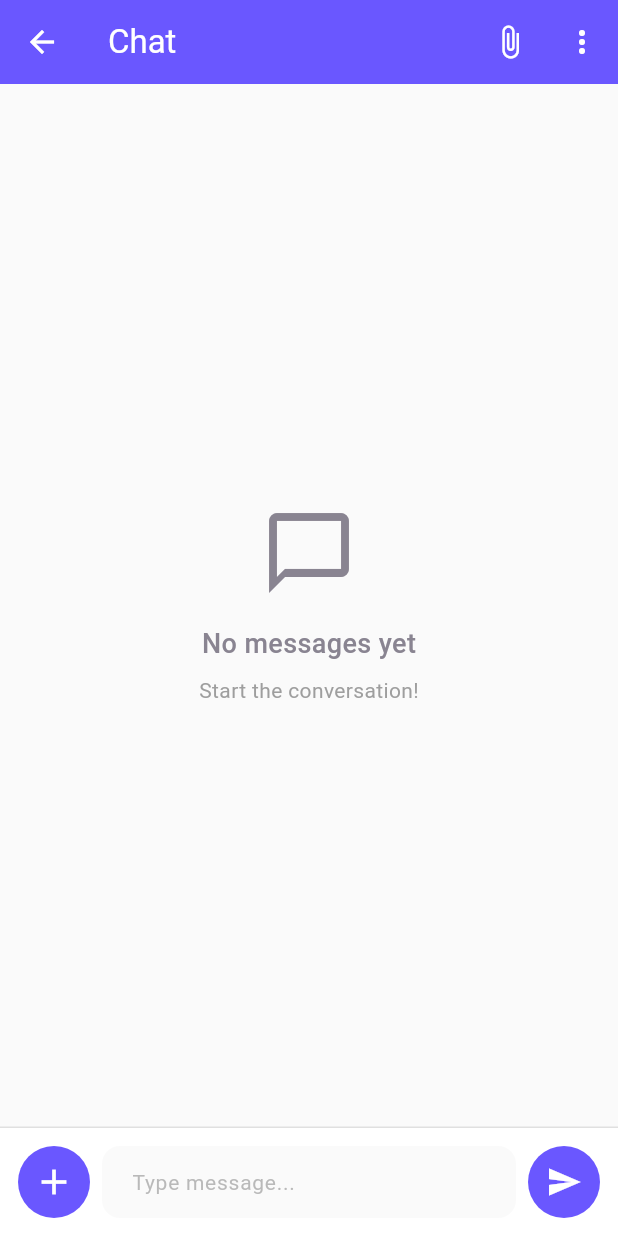
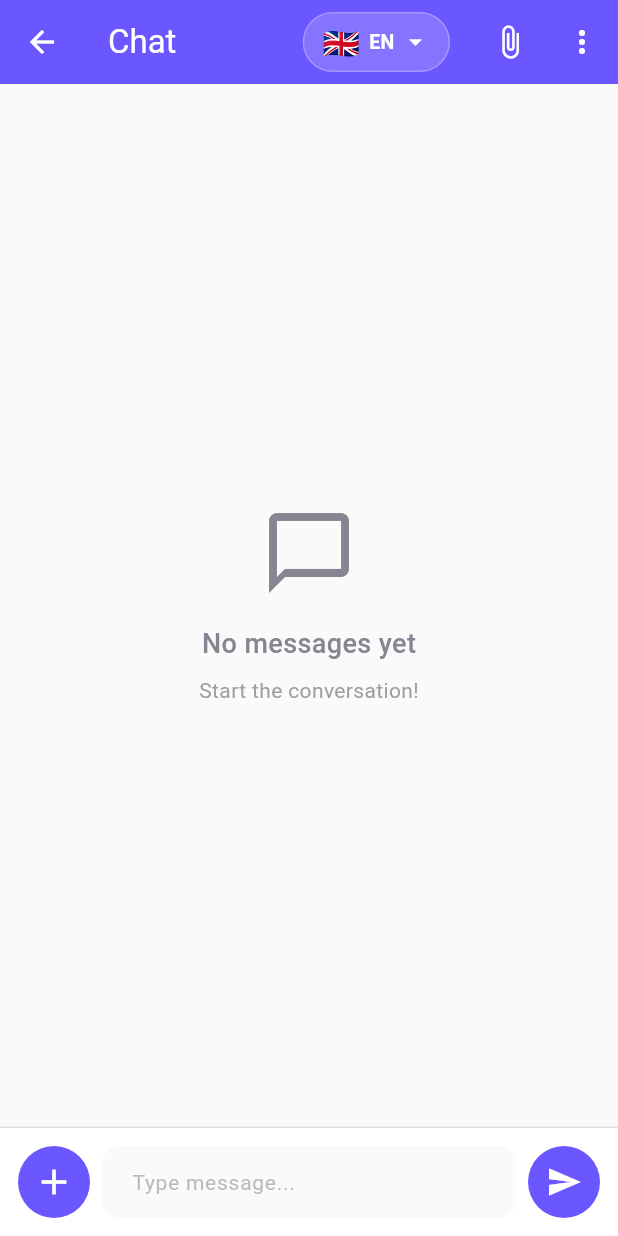
Before and after one commit to anasgg71-creator/machine-manager-app, a Flutter app: the ChatScreen screen opened directly with empty values, on a phone screen of 412 x 824 dp. Run offline on Flutter 3.47's test engine with Material 3 defaults, Android fonts, the phone set to English and light mode, and no system bars; our stand-ins replace cached_network_image, file_picker, flutter_local_notifications, image_picker, phosphor_flutter, shared_preferences and 1 more; missing offline and left inert: translator; accounts and stored records are empty; network calls fail.

Commit message:
Add language selector to chat screen AppBar
- Import GlobalLanguageSelector widget
- Add language selector to AppBar actions for easy access while chatting
- Position selector before attachments and options buttons
- Resolves issue where language selector was not visible in ticket chat

🤖 Generated with [Claude Code](https://claude.com/claude-code)

Co-Authored-By: Claude <noreply@anthropic.com>

```diff
--- a/lib/screens/chat/chat_screen.dart
+++ b/lib/screens/chat/chat_screen.dart
@@ -13,6 +13,7 @@ import '../../config/colors.dart';
 import '../../models/chat_message.dart';
 import '../../models/user_profile.dart';
 import '../../models/ticket_attachment.dart';
+import '../../widgets/global_language_selector.dart';
 
 class ChatScreen extends StatefulWidget {
   final String ticketId;
@@ -616,6 +617,9 @@ class _ChatScreenState extends State<ChatScreen> with WidgetsBindingObserver {
         foregroundColor: AppColors.textOnPrimary,
         elevation: 0,
         actions: [
+          // Language Selector
+          const GlobalLanguageSelector(),
+          const SizedBox(width: 8),
           // Attachments button
           IconButton(
             onPressed: () {
```
